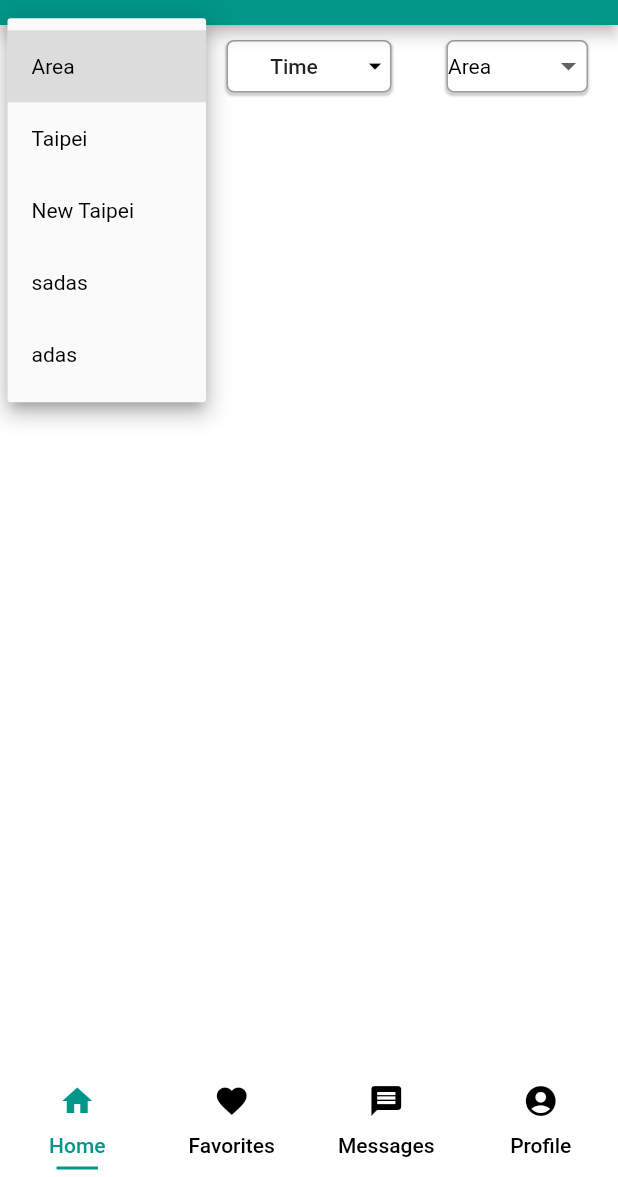
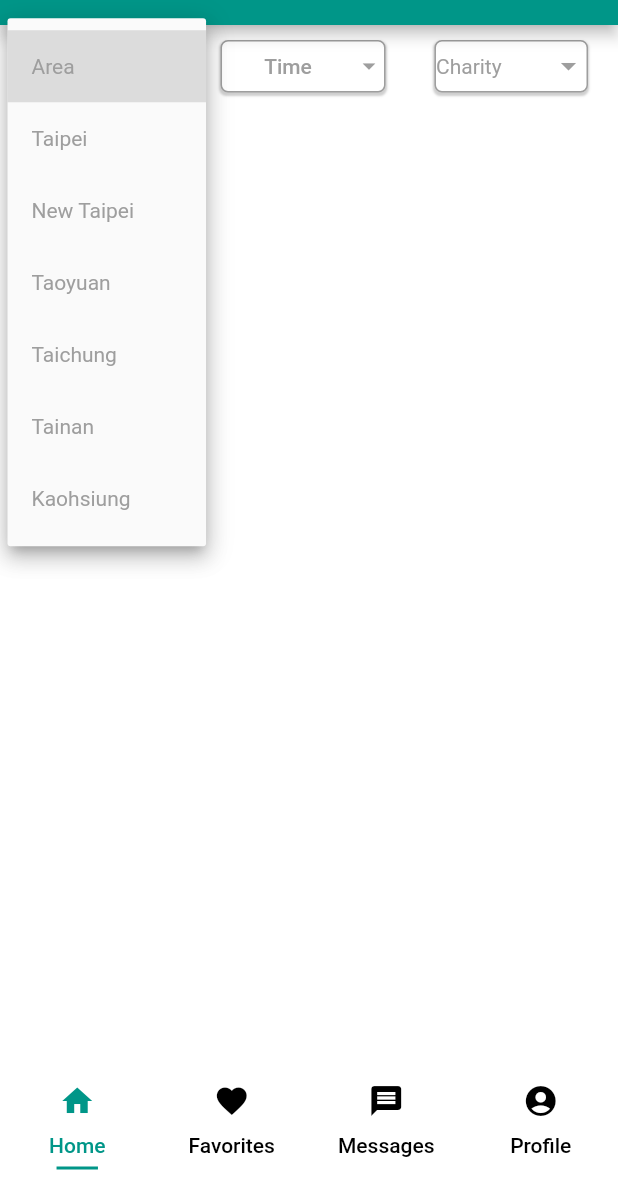
Before and after one commit to roger7904/Flutter_Volunteer_Integration, a Flutter app: the screen it shows after launch, after a tap on "Area", on a phone screen of 412 x 824 dp, the part 59-1236 px from its top. Run offline on Flutter 3.47's test engine with Material 2 defaults, Android fonts, the phone set to English and light mode, and no system bars; our stand-ins replace flutter_datetime_picker.

Commit message:
home_page first column sort

```diff
--- a/lib/home_page.dart
+++ b/lib/home_page.dart
@@ -13,8 +13,6 @@ class home_page extends StatefulWidget {
 
 class _home_pageState extends State<home_page> {
   String dropdownValue_area;
-  String dropdownValue_time;
-  String dropdownValue_period;
   String dropdownValue_charity;
   String selectTime;
 
@@ -24,6 +22,7 @@ class _home_pageState extends State<home_page> {
     super.initState();
     selectTime = 'Time';
     dropdownValue_area = 'Area';
+    dropdownValue_charity = 'Charity';
   }
 
   @override
@@ -58,7 +57,8 @@ class _home_pageState extends State<home_page> {
                     child: DropdownButtonHideUnderline(
                       child: DropdownButton<String>(
                         value: dropdownValue_area,
-                        style: TextStyle(color: Colors.black),
+                        iconEnabledColor: Colors.grey,
+                        style: TextStyle(color: Colors.grey),
                         onChanged: (String newValue) {
                           setState(() {
                             dropdownValue_area = newValue;
@@ -68,12 +68,19 @@ class _home_pageState extends State<home_page> {
                           'Area',
                           'Taipei',
                           'New Taipei',
-                          'sadas',
-                          'adas',
+                          'Taoyuan',
+                          'Taichung',
+                          'Tainan',
+                          'Kaohsiung',
                         ].map<DropdownMenuItem<String>>((String value) {
                           return DropdownMenuItem<String>(
                             value: value,
-                            child: Text(value),
+                            child: Text(
+                              value,
+                              style: TextStyle(
+                                color: Colors.grey,
+                              ),
+                            ),
                           );
                         }).toList(),
                       ),
@@ -98,6 +105,7 @@ class _home_pageState extends State<home_page> {
                       ],
                     ),
                     child: Row(
+                      mainAxisAlignment: MainAxisAlignment.spaceBetween,
                       children: <Widget>[
                         FlatButton(
                           onPressed: () {
@@ -128,11 +136,14 @@ class _home_pageState extends State<home_page> {
                           },
                           child: Text(
                             selectTime,
+                            style: TextStyle(
+                              color: Colors.grey,
+                            ),
                           ),
                         ),
                         Icon(
                           Icons.arrow_drop_down,
-                          color: Colors.black,
+                          color: Colors.grey,
                           size: 20.0,
                         ),
                       ],
@@ -158,23 +169,29 @@ class _home_pageState extends State<home_page> {
                     ),
                     child: DropdownButtonHideUnderline(
                       child: DropdownButton<String>(
-                        value: dropdownValue_area,
-                        style: TextStyle(color: Colors.black),
+                        iconEnabledColor: Colors.grey,
+                        value: dropdownValue_charity,
+                        style: TextStyle(color: Colors.grey),
                         onChanged: (String newValue) {
                           setState(() {
-                            dropdownValue_area = newValue;
+                            dropdownValue_charity = newValue;
                           });
                         },
                         items: <String>[
-                          'Area',
-                          'Taipei',
-                          'New Taipei',
-                          'sadas',
-                          'adas',
+                          'Charity',
+                          'Option one',
+                          'Option two',
+                          'Option three',
+                          'Option four',
                         ].map<DropdownMenuItem<String>>((String value) {
                           return DropdownMenuItem<String>(
                             value: value,
-                            child: Text(value),
+                            child: Text(
+                              value,
+                              style: TextStyle(
+                                color: Colors.grey,
+                              ),
+                            ),
                           );
                         }).toList(),
                       ),
```
Also changed, not shown: lib/main.dart (+1 -137 lines).
